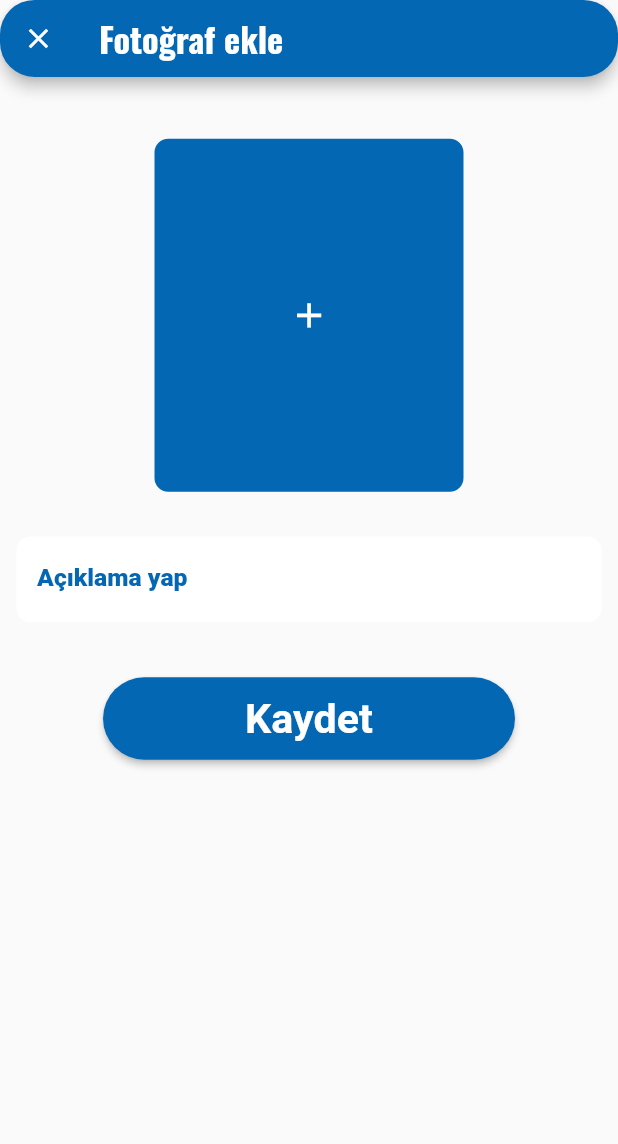
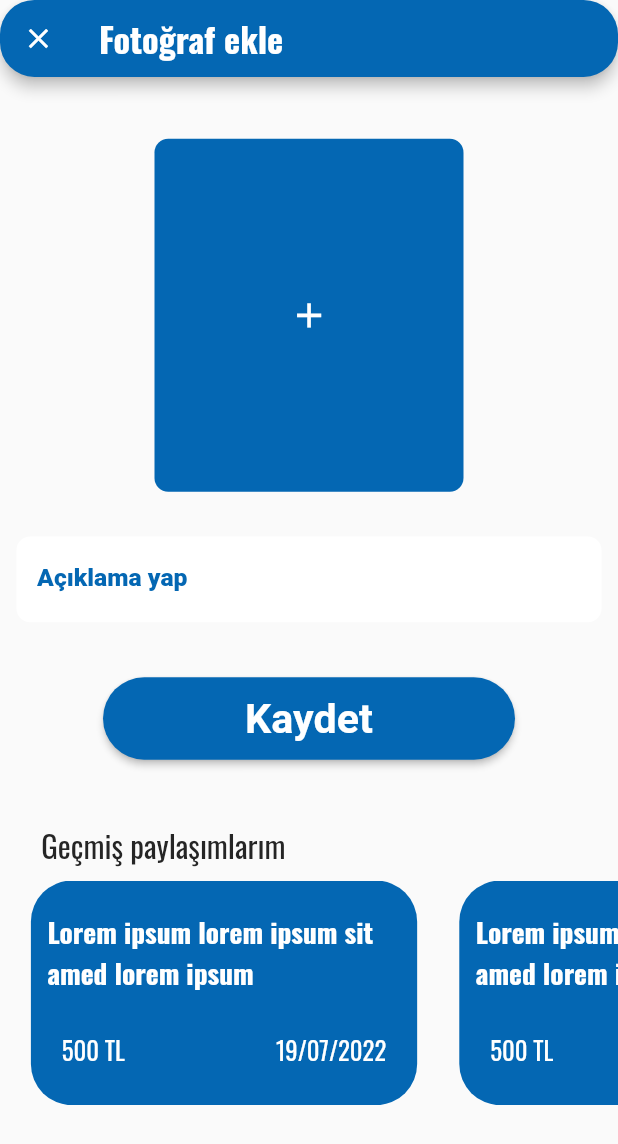
Before and after one commit to madenmustafa1/PostMage, a Flutter app: the HomePage screen opened by its route, after a tap on the "add" icon, on a phone screen of 412 x 824 dp. Shown: the top 1144 px of the screen. Run offline on Flutter 3.47's test engine with Material 2 defaults, Android fonts, the phone set to English and light mode, and no system bars; our stand-ins replace flutter_riverpod, fluttertoast, get_it, google_fonts, image_picker, intl_phone_number_input and 2 more.

Commit message:
Main page list image

```diff
--- a/lib/main.dart
+++ b/lib/main.dart
@@ -18,7 +18,7 @@ void main() {
         statusBarBrightness: Brightness.light),
   );
 
-  runApp(ProviderScope(child: const MyApp()));
+  runApp(const ProviderScope(child: MyApp()));
 }
 
 class MyApp extends StatelessWidget {
--- a/lib/view/add_post/add_post_page.dart
+++ b/lib/view/add_post/add_post_page.dart
@@ -2,6 +2,7 @@ import 'dart:typed_data';
 import 'package:flutter/material.dart';
 import 'package:flutter_riverpod/flutter_riverpod.dart';
 import 'package:image_picker/image_picker.dart';
+import '../home/home_widgets/home_page_past_order_list.dart';
 import '/widgets/show_toast.dart';
 import '/view/add_post/ap_widgets/add_post_image.dart';
 import '/widgets/text_and_button/rich_text_field.dart';
@@ -65,7 +66,10 @@ class AddPostPageState extends ConsumerState<AddPostPage> {
                 onPressed: () {
                   saveButton();
                 },
-              )
+              ),
+              const CalcSizedBox(calc: 20),
+              //ListView
+              HomePagePastOrderList()
             ],
           ),
         ),
--- a/lib/view/add_post/ap_widgets/add_post_image.dart
+++ b/lib/view/add_post/ap_widgets/add_post_image.dart
@@ -7,14 +7,14 @@ import '/util/color_util.dart';
 import '/widgets/box_decoration.dart';
 
 class AddPostImage extends StatelessWidget {
-  AddPostImage({
+  const AddPostImage({
     Key? key,
     required this.selectedImageBytes,
     required this.callback,
   }) : super(key: key);
 
-  VoidCallback callback;
-  Uint8List? selectedImageBytes;
+  final VoidCallback callback;
+  final Uint8List? selectedImageBytes;
 
   @override
   Widget build(BuildContext context) {
--- a/lib/view/home/home_page.dart
+++ b/lib/view/home/home_page.dart
@@ -1,13 +1,11 @@
 // ignore_for_file: must_be_immutable
 
 import 'package:flutter/material.dart';
+import '/view/home/home_widgets/main_list.dart';
 import '/util/router.dart';
 import '/widgets/appbar_border_radius.dart';
 import '/widgets/text_and_button/rich_text_field.dart';
 import 'package:modal_bottom_sheet/modal_bottom_sheet.dart';
-import '/view/home/home_page_list.dart';
-import '/view/home/home_page_user_title.dart';
-import '/widgets/text_and_button/simple_button.dart';
 import '/util/app_util.dart';
 import '/util/color_util.dart';
 import '/widgets/calc_sized_box.dart';
@@ -37,8 +35,10 @@ class HomePage extends StatelessWidget {
         title: SimpleText(
           text: constants.homePageTitle,
           optionalTextSize: 25,
+          textColor: ColorUtil.WHITE,
         ),
-        backgroundColor: ColorUtil.GREY_PLATINUM,
+
+        backgroundColor: ColorUtil.MAIN_COLOR,
         shadowColor: null,
         shape: AppbarWidgetUtil.appbarBorderRadius(),
       ),
@@ -50,62 +50,8 @@ class HomePage extends StatelessWidget {
           child: Column(
             crossAxisAlignment: CrossAxisAlignment.start,
             children: [
-              const CalcSizedBox(calc: 20),
-              HomePageUserTitle(),
-              const CalcSizedBox(calc: 15),
-              //E.T.
-              Row(
-                mainAxisAlignment: MainAxisAlignment.end,
-                children: [
-                  Stack(
-                    children: [
-                      SimpleButton(
-                          customWidgetAligmentLeft: true,
-                          buttonText: constants.firstText,
-                          customRadiusLeft: true,
-                          onPressed: () {}),
-                    ],
-                  ),
-                ],
-              ),
-              const CalcSizedBox(calc: 60),
-              //Ü
-              Row(
-                mainAxisAlignment: MainAxisAlignment.end,
-                children: [
-                  Stack(
-                    children: [
-                      SimpleButton(
-                          customWidgetAligmentLeft: true,
-                          buttonText: constants.secondText,
-                          customRadiusLeft: true,
-                          onPressed: () {}),
-                    ],
-                  ),
-                ],
-              ),
-              const CalcSizedBox(calc: 60),
-              //C.T.
-
-              Row(
-                mainAxisAlignment: MainAxisAlignment.end,
-                children: [
-                  Stack(
-                    children: [
-                      SimpleButton(
-                        customWidgetAligmentLeft: true,
-                        buttonText: constants.thirdText,
-                        customRadiusLeft: true,
-                        onPressed: () => showModal(context),
-                      ),
-                    ],
-                  ),
-                ],
-              ),
-
-              const CalcSizedBox(calc: 20),
-              //ListView
-              HomePageList()
+              const CalcSizedBox(calc: 65),
+              MainList(),
             ],
           ),
         ),
@@ -145,5 +91,3 @@ class HomePage extends StatelessWidget {
     return SizedBox(height: isNeedPadding ? bottomOffset : hiddenKeyboard);
   }
 }
-
-// ListView(
--- a/lib/view/home/home_page_list.dart
+++ b/lib/view/home/home_widgets/home_page_past_order_list.dart
@@ -7,8 +7,8 @@ import '/util/app_util.dart';
 
 import '/widgets/text_and_button/simple_text.dart';
 
-class HomePageList extends StatelessWidget {
-  HomePageList({Key? key}) : super(key: key);
+class HomePagePastOrderList extends StatelessWidget {
+  HomePagePastOrderList({Key? key}) : super(key: key);
 
   @override
   Widget build(BuildContext context) {
--- /dev/null
+++ b/lib/view/home/home_widgets/main_list.dart
@@ -0,0 +1,108 @@
+import 'package:flutter/material.dart';
+
+import '/widgets/image/show_list_image.dart';
+import '/widgets/widget_util/box_decorations.dart';
+import '/dependency_injection/setup.dart';
+import '/util/app_util.dart';
+import '/util/color_util.dart';
+import '/util/constants.dart';
+import '/widgets/box_decoration.dart';
+import '/widgets/calc_sized_box.dart';
+import '/widgets/text_and_button/simple_text.dart';
+
+class MainList extends StatelessWidget {
+  MainList({Key? key}) : super(key: key);
+
+  final Constants constants = getIt<Constants>();
+
+  @override
+  Widget build(BuildContext context) {
+    return Column(
+      children: [
+        SizedBox(
+          height: AppUtil.getHeight(context) / 1.2,
+          child: ListView.builder(
+            itemCount: 5,
+            scrollDirection: Axis.vertical,
+            itemBuilder: (_, item) => listViewItem(context, item),
+          ),
+        ),
+      ],
+    );
+  }
+
+  Widget listViewItem(BuildContext context, int item) {
+    return Column(
+      children: [
+        const CalcSizedBox(calc: 100),
+        SizedBox(
+          child: Container(
+            constraints: boxConstraintsList(context),
+            decoration: BoxDecorationWidgetUtil.borderRadius(borderRadius: 10),
+            child: Column(
+              crossAxisAlignment: CrossAxisAlignment.start,
+              children: [
+                showListImage(context: context, item: item),
+                Padding(
+                  padding: const EdgeInsets.only(
+                    top: 10,
+                    left: 15,
+                  ),
+                  child: SimpleText(
+                    textColor: ColorUtil.WHITE,
+                    optionalTextSize: 20,
+                    text: "Mustafa Maden",
+                    textIsNormal: true,
+                  ),
+                ),
+                userImageDescription(),
+                const CalcSizedBox(calc: 50),
+                postDateText(context)
+              ],
+            ),
+          ),
+        ),
+        const CalcSizedBox(calc: 50),
+      ],
+    );
+  }
+
+  Flexible userImageDescription() {
+    return Flexible(
+      child: Padding(
+        padding: const EdgeInsets.only(
+          left: 15,
+          right: 15,
+        ),
+        child: SimpleText(
+          textColor: ColorUtil.WHITE,
+          optionalTextSize: 20,
+          text: "Lorem ipsum lorem ipsum sit amed lorem ipsum",
+          textIsNormal: true,
+        ),
+      ),
+    );
+  }
+
+  Flexible postDateText(BuildContext context) {
+    return Flexible(
+      child: Padding(
+        padding: EdgeInsets.only(
+          left: AppUtil.getWidth(context) / 20,
+          right: AppUtil.getWidth(context) / 20,
+        ),
+        child: Row(
+          mainAxisAlignment: MainAxisAlignment.end,
+          children: [
+            SimpleText(
+              textColor: ColorUtil.WHITE,
+              textIsNormal: true,
+              optionalTextSize: 18,
+              text: "19/07/2022",
+            ),
+          ],
+        ),
+      ),
+    );
+  }
+}
--- a/lib/view/login/login_viewmodel.dart
+++ b/lib/view/login/login_viewmodel.dart
@@ -10,6 +10,14 @@ class LoginViewModel {
   Constants constants = getIt<Constants>();
 
   Future<LoginControlModel> signIn(String email, String password) async {
+    UserModel userModel =
+        UserModel(mail: "testmail@gmail.com", userUUID: "userUUID");
+    return LoginControlModel(
+      message: constants.loginSuccessMessage,
+      isSucces: true,
+      userModel: userModel,
+    );
+
     String errorDesc = "";
     try {
       if (email.trim().isEmpty) {
--- a/lib/view/onboarding/onboarding_steps_photos.dart
+++ b/lib/view/onboarding/onboarding_steps_photos.dart
@@ -3,12 +3,12 @@ import 'package:flutter/material.dart';
 import '/util/styles.dart';
 
 class OnboardingStepPhotos extends StatelessWidget {
-  const OnboardingStepPhotos(
-      {Key? key,
-      required this.titleText,
-      required this.contentText,
-      required this.imagePath})
-      : super(key: key);
+  const OnboardingStepPhotos({
+    Key? key,
+    required this.titleText,
+    required this.contentText,
+    required this.imagePath,
+  }) : super(key: key);
   final String titleText;
   final String contentText;
   final String imagePath;
--- /dev/null
+++ b/lib/widgets/image/show_list_image.dart
@@ -0,0 +1,26 @@
+import 'package:flutter/cupertino.dart';
+
+import '/util/app_util.dart';
+import '../box_decoration.dart';
+
+Widget showListImage({
+  required BuildContext context,
+  int? item,
+}) {
+  return Container(
+    height: AppUtil.getHeight(context) / 2.8,
+    width: AppUtil.getWidth(context),
+    child: ClipRRect(
+      borderRadius: BorderRadius.circular(8.0),
+      child: Image(
+        image: AssetImage(
+          "assets/test_images/" + (item! + 1).toString() + ".jpg",
+        ),
+        fit: BoxFit.cover,
+      ),
+    ),
+    decoration: BoxDecorationWidgetUtil.borderRadius(
+      borderRadius: 10,
+    ),
+  );
+}
--- /dev/null
+++ b/lib/widgets/widget_util/box_decorations.dart
@@ -0,0 +1,12 @@
+import 'package:flutter/material.dart';
+
+import '/util/app_util.dart';
+
+BoxConstraints boxConstraintsList(BuildContext context) {
+  return BoxConstraints(
+    minWidth: AppUtil.getWidth(context) / 2,
+    maxWidth: AppUtil.getWidth(context) / 1.1,
+    minHeight: AppUtil.getHeight(context) / 8.5,
+    maxHeight: AppUtil.getHeight(context) / 2,
+  );
+}
--- a/pubspec.yaml
+++ b/pubspec.yaml
@@ -33,3 +33,4 @@ flutter:
   uses-material-design: true
   assets:
    - assets/images/
+   - assets/test_images/
```
Also changed, not shown: assets/test_images/1.jpg (added), assets/test_images/2.jpg (added), assets/test_images/3.jpg (added), assets/test_images/4.jpg (added), assets/test_images/5.jpg (added).
